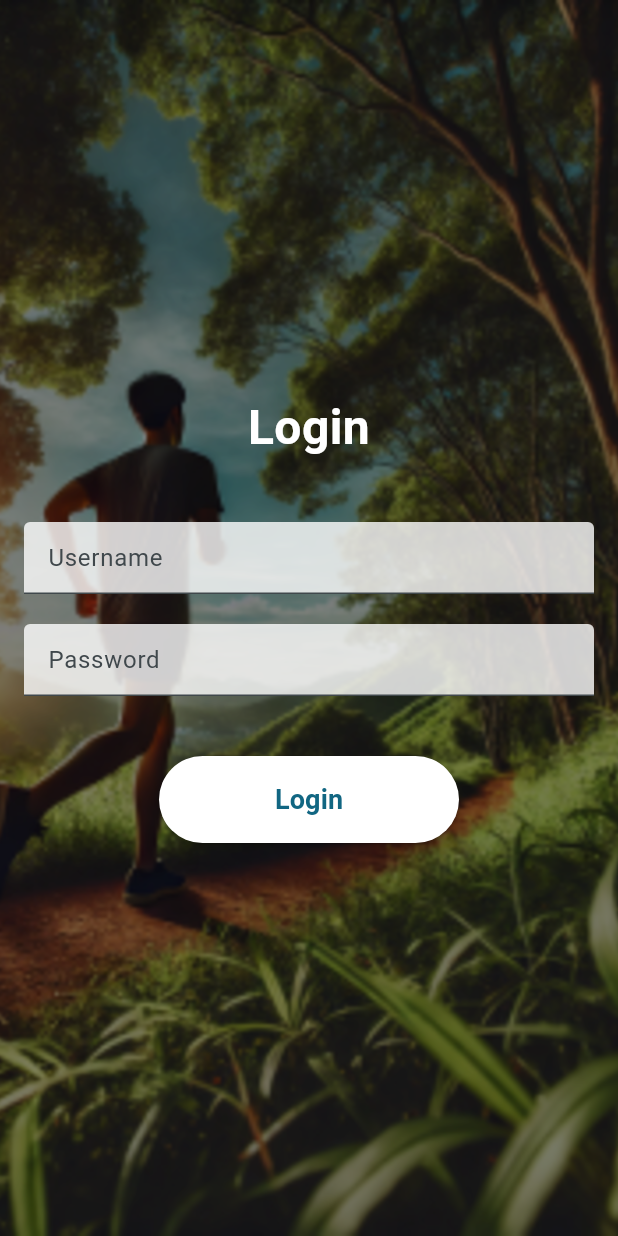
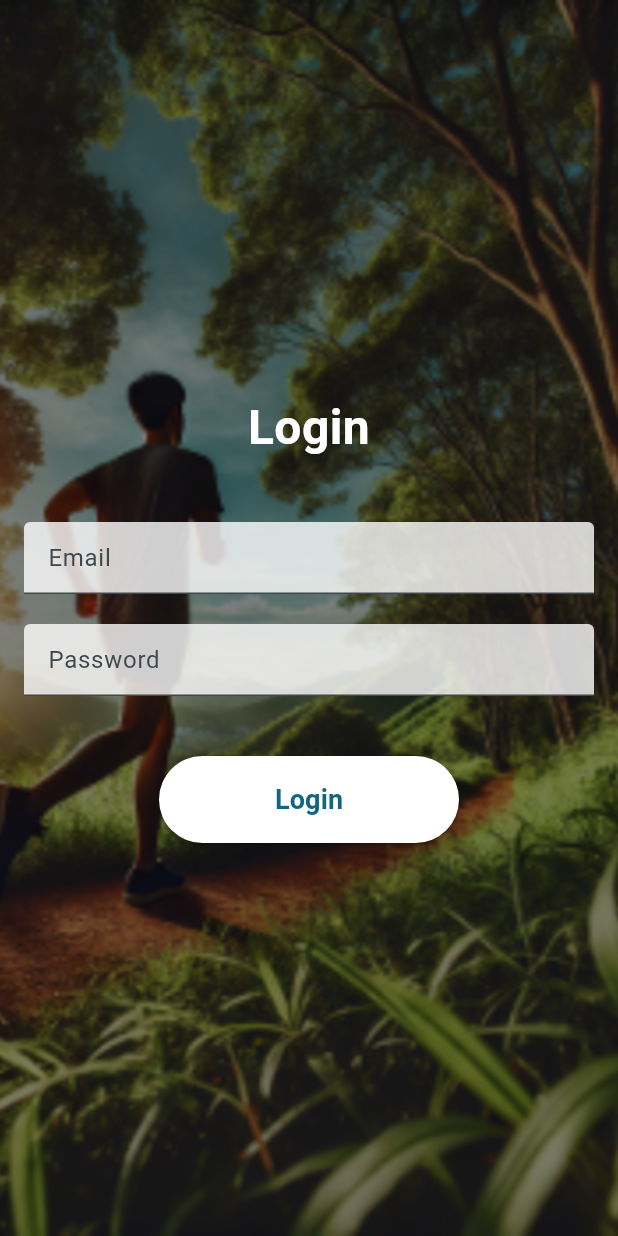
Before and after one commit to RealTeamRocket/rocket-app, a Flutter app: the screen it shows after launch, after a tap on "Login", on a phone screen of 412 x 824 dp. Run offline on Flutter 3.47's test engine with Material 3 defaults, Android fonts, the phone set to English and light mode, and no system bars; our stand-ins replace fl_chart, flutter_dotenv, pedometer, permission_handler, shared_preferences; network calls fail.

Commit message:
login logic

```diff
--- a/mobile_app/lib/main.dart
+++ b/mobile_app/lib/main.dart
@@ -29,8 +29,7 @@ class _MyAppState extends State<MyApp> {
   }
 
   Future<void> checkIfAuthenticated() async {
-    final jwt =
-        "eyJhbGciOiJIUzI1NiIsInR5cCI6IkpXVCJ9.eyJleHAiOjE3NDQ0ODQwMDMsInVzZXJfaWQiOiI0MTI4YjY4My04YWYxLTQyNTEtOWQ0ZS03NzcwNzY4OWU2ZjUifQ._oZpBrV_lStdWF34GFFdzakROf6Z76JgWQ3nDO0N7g0";
+    final jwt = "";
     try {
       final authStatus = await api.AuthStatus.fetchAuthStatus(jwt);
       setState(() {
@@ -48,11 +47,7 @@ class _MyAppState extends State<MyApp> {
   Widget build(BuildContext context) {
     if (isAuthenticated == null) {
       return MaterialApp(
-        home: Scaffold(
-          body: Center(
-            child: CircularProgressIndicator(),
-          ),
-        ),
+        home: Scaffold(body: Center(child: CircularProgressIndicator())),
       );
     }
 
@@ -62,9 +57,10 @@ class _MyAppState extends State<MyApp> {
       theme: ThemeData(
         colorScheme: ColorScheme.fromSeed(seedColor: Colors.blueGrey),
       ),
-      home: isAuthenticated!
-          ? const HomePage(title: 'Rocket App')
-          : const WelcomePage(),
+      home:
+          isAuthenticated!
+              ? const HomePage(title: 'Rocket App')
+              : const WelcomePage(),
     );
   }
 }
--- a/mobile_app/lib/pages/start_pages/login_page.dart
+++ b/mobile_app/lib/pages/start_pages/login_page.dart
@@ -1,6 +1,7 @@
 import 'package:flutter/material.dart';
 import 'package:mobile_app/constants/constants.dart';
 import 'package:mobile_app/pages/pages.dart';
+import 'package:mobile_app/utils/backend_api/login_api.dart';
 
 class LoginPage extends StatefulWidget {
   const LoginPage({super.key});
@@ -13,12 +14,43 @@ class _LoginPageState extends State<LoginPage> {
   final _formKey = GlobalKey<FormState>();
   final _usernameController = TextEditingController();
   final _passwordController = TextEditingController();
+  bool _isLoading = false;
+  String? _errorMessage;
 
   @override
   void dispose() {
     _usernameController.dispose();
     _passwordController.dispose();
     super.dispose();
+  }
+
+  Future<void> _login() async {
+    setState(() {
+      _isLoading = true;
+      _errorMessage = null;
+    });
+
+    try {
+      final loginResponse = await LoginApi.login(
+        _usernameController.text,
+        _passwordController.text,
+      );
+      // Save the token and navigate to the home page
+      // For example, you can use a package like shared_preferences to save the token
+      // and Navigator to navigate to the home page
+      Navigator.pushReplacement(
+        context,
+        MaterialPageRoute(builder: (context) => HomePage(title: 'Rocket App')),
+      );
+    } catch (e) {
+      setState(() {
+        _errorMessage = 'Failed to login: $e';
+      });
+    } finally {
+      setState(() {
+        _isLoading = false;
+      });
+    }
   }
 
   @override
@@ -59,7 +91,7 @@ class _LoginPageState extends State<LoginPage> {
                     TextFormField(
                       controller: _usernameController,
                       decoration: InputDecoration(
-                        hintText: 'Username',
+                        hintText: 'Email',
                         filled: true,
                         fillColor: Colors.white.withValues(alpha: 0.8),
                       ),
@@ -89,7 +121,7 @@ class _LoginPageState extends State<LoginPage> {
                     SizedBox(height: 40.0),
                     Center(
                       child: SizedBox(
-                        width: 200.0, // Set the desired width here
+                        width: 200.0,
                         child: ElevatedButton(
                           style: ElevatedButton.styleFrom(
                             backgroundColor: ColorConstants.white,
@@ -100,20 +132,28 @@ class _LoginPageState extends State<LoginPage> {
                           ),
                           onPressed: () {
                             if (_formKey.currentState!.validate()) {
-                              //TODO: Implement login logic
-                              Navigator.push(
-                                context,
-                                MaterialPageRoute(builder: (context) => HomePage(title: 'Rocket App')),
-                              );
+                              _login();
                             }
                           },
-                          child: Text(
+                          child: _isLoading
+                              ? CircularProgressIndicator()
+                              : Text(
                                   'Login',
                                   style: TextStyle(
                                     fontSize: 18.0,
                                     fontWeight: FontWeight.bold,
                                   ),
                                 ),
+                        ),
+                      ),
+                    ),
+                    if (_errorMessage != null)
+                    Padding(
+                      padding: const EdgeInsets.only(top: 20),
+                      child: Center(
+                        child: Text(
+                          _errorMessage!,
+                          style: TextStyle(color: Colors.red),
                         ),
                       ),
                     ),
--- a/mobile_app/lib/utils/backend_api/login_api.dart
+++ b/mobile_app/lib/utils/backend_api/login_api.dart
@@ -1,4 +1,43 @@
 import 'dart:convert';
 import 'package:flutter_dotenv/flutter_dotenv.dart';
+import 'package:http/http.dart' as http;
 
-import 'package:http/http.dart' as http;
+class LoginResponse {
+  final String token;
+
+  const LoginResponse({
+    required this.token,
+  });
+
+  factory LoginResponse.fromJson(Map<String, dynamic> json) {
+    return LoginResponse(
+      token: json['token'],
+    );
+  }
+}
+
+class LoginApi {
+  static Future<LoginResponse> login(String email, String password) async {
+    final backendUrl = dotenv.get('BACKEND_URL', fallback: "http://10.0.2.2:8080");
+    final response = await http.post(
+      Uri.parse('$backendUrl/api/v1/login'),
+      headers: {
+        'Content-Type': 'application/json',
+      },
+      body: jsonEncode({
+        'email': email,
+        'password': password,
+      }),
+    );
+
+    if (response.statusCode == 200) {
+      return LoginResponse.fromJson(
+        jsonDecode(response.body) as Map<String, dynamic>,
+      );
+    } else if (response.statusCode == 401) {
+      throw Exception('Incorrect email or password');
+    } else {
+      throw Exception('Failed to login');
+    }
+  }
+}
```
Lines whose indentation alone changed are shown as unchanged.
